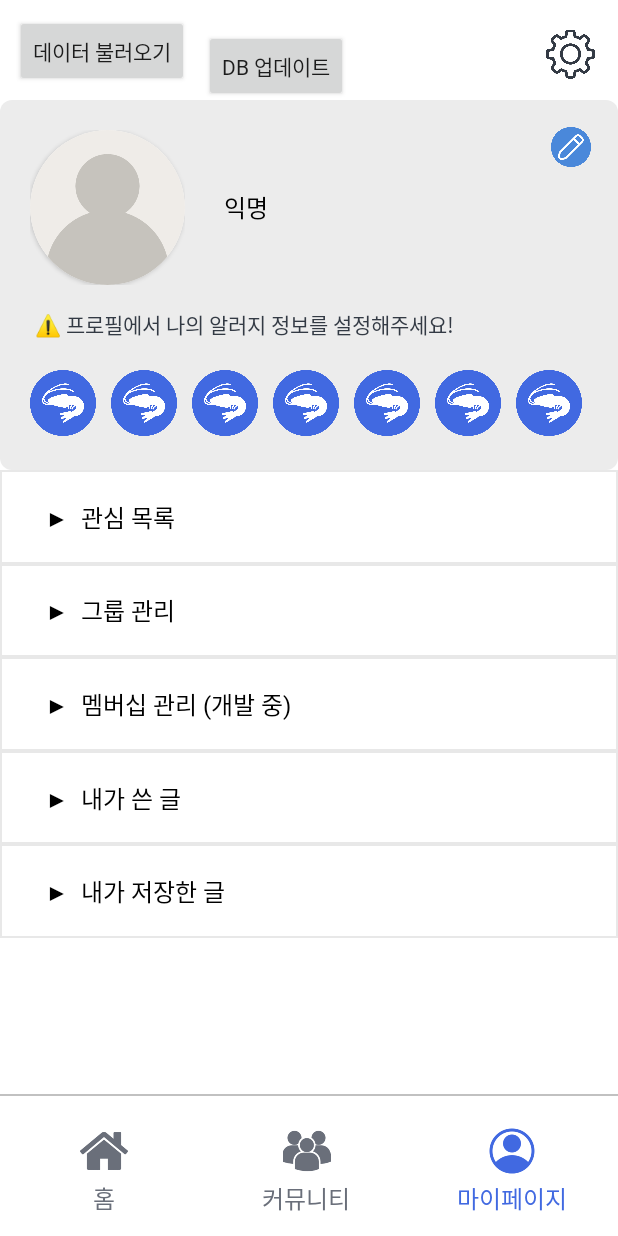
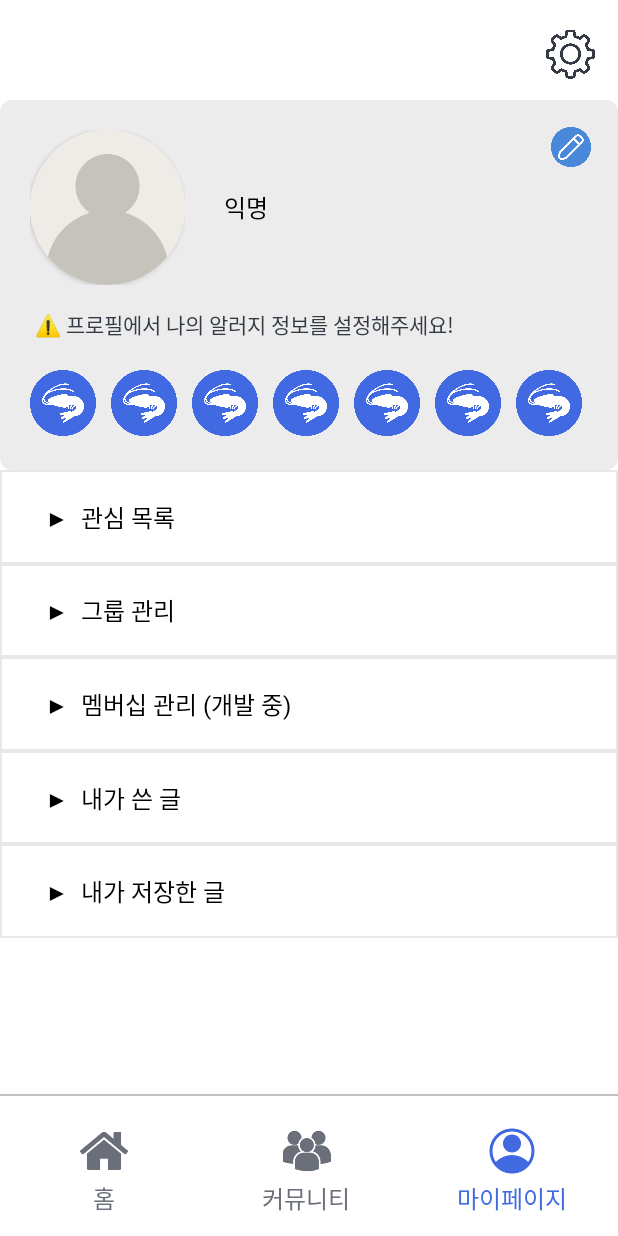
Before and after one commit to AtmosCat/AllergyDetective, an Android app: the layout fragment_my_page.xml on its own in the app's theme, with its tools: preview values and no code run, on a phone screen of 412 x 824 dp. Run offline under Robolectric (Android 15) with nearby library versions, the light colour scheme and no system bars.

Commit message:
푸드 데이터 불러오기 - API 방식으로 원상복구

```diff
--- a/app/src/main/res/layout/fragment_my_page.xml
+++ b/app/src/main/res/layout/fragment_my_page.xml
@@ -32,24 +32,6 @@
 <!--        app:layout_constraintBottom_toBottomOf="@+id/btn_mypage_settings"-->
 <!--        app:layout_constraintWidth_percent="0.08" />-->
 
-    <Button
-        android:id="@+id/btn_get_new_data"
-        android:layout_width="wrap_content"
-        android:layout_height="wrap_content"
-        android:text="데이터 불러오기"
-        app:layout_constraintStart_toStartOf="parent"
-        app:layout_constraintTop_toTopOf="parent"
-        android:layout_margin="10dp"
-        />
-    <Button
-        android:id="@+id/btn_update_db"
-        android:layout_width="wrap_content"
-        android:layout_height="wrap_content"
-        android:text="DB 업데이트"
-        app:layout_constraintStart_toEndOf="@+id/btn_get_new_data"
-        app:layout_constraintTop_toTopOf="@+id/btn_get_new_data"
-        android:layout_margin="10dp"
-        />
     <androidx.constraintlayout.widget.ConstraintLayout
         android:id="@+id/view_mypage_profile"
         android:layout_width="match_parent"
```
Also changed, not shown: app/src/main/java/com/allergyguardian/allergyguardian/presentation/SharedViewModel.kt (+1 -50 lines), app/src/main/java/com/allergyguardian/allergyguardian/presentation/home/HomeFragment.kt (+5 -5 lines), app/src/main/java/com/allergyguardian/allergyguardian/presentation/mypage/MyPageFragment.kt (+0 -33 lines).
